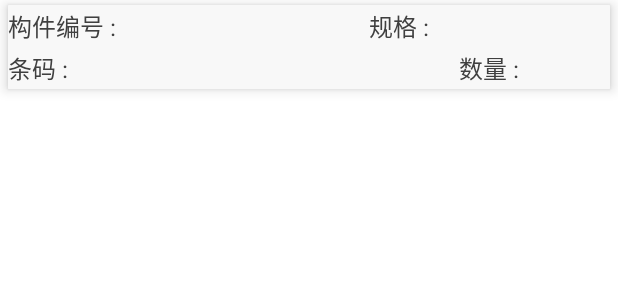
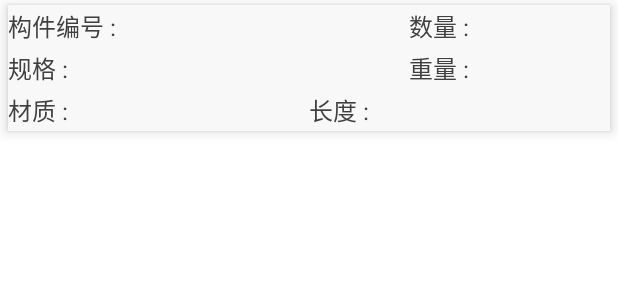
Before and after one commit to longuto/HLGGApp, an Android app: the layout item_stockin_query_detail.xml on its own in the app's theme, with its tools: preview values and no code run, on a phone screen of 412 x 824 dp. Shown: the top 300 px of the screen. Run offline under Robolectric (Android 15) with nearby library versions, the phone set to English and light mode, and no system bars.

Commit message:
2016.12.12

```diff
--- a/app/src/main/res/layout/item_stockin_query_detail.xml
+++ b/app/src/main/res/layout/item_stockin_query_detail.xml
@@ -4,10 +4,10 @@
     xmlns:card_view="http://schemas.android.com/apk/res-auto"
     android:layout_width="match_parent"
     android:layout_height="wrap_content"
-    android:layout_marginTop="3dp"
     android:layout_marginBottom="3dp"
     android:layout_marginLeft="5dp"
     android:layout_marginRight="5dp"
+    android:layout_marginTop="3dp"
     card_view:cardBackgroundColor="@android:color/white"
     card_view:cardCornerRadius="1dp"
     card_view:cardElevation="5dp">
@@ -18,34 +18,16 @@
         android:background="@color/item_background"
         android:orientation="vertical">
         <LinearLayout
-            android:orientation="horizontal"
-            android:gravity="center_vertical"
             android:layout_width="match_parent"
             android:layout_height="0dp"
-            android:layout_weight="1">
+            android:layout_weight="1"
+            android:gravity="center_vertical"
+            android:orientation="horizontal">
             <TextView
                 android:id="@+id/tv_contruction_code"
                 style="@style/contruction_textView"
-                android:layout_weight="3"
+                android:layout_weight="2"
                 android:text="构件编号 :"/>
-            <TextView
-                android:id="@+id/tv_spec"
-                style="@style/contruction_textView"
-                android:layout_weight="2"
-                android:text="规格 :"/>
-        </LinearLayout>
-
-        <LinearLayout
-            android:gravity="center_vertical"
-            android:orientation="horizontal"
-            android:layout_width="match_parent"
-            android:layout_height="0dp"
-            android:layout_weight="1">
-            <TextView
-                android:id="@+id/tv_barCode"
-                style="@style/contruction_textView"
-                android:layout_weight="3"
-                android:text="条码 :"/>
 
             <TextView
                 android:id="@+id/tv_qty"
@@ -53,5 +35,43 @@
                 android:layout_weight="1"
                 android:text="数量 :"/>
         </LinearLayout>
+
+        <LinearLayout
+            android:layout_width="match_parent"
+            android:layout_height="0dp"
+            android:layout_weight="1"
+            android:gravity="center_vertical"
+            android:orientation="horizontal">
+            <TextView
+                android:id="@+id/tv_spec"
+                style="@style/contruction_textView"
+                android:layout_weight="2"
+                android:text="规格 :"/>
+
+            <TextView
+                android:id="@+id/tv_tonnage"
+                style="@style/contruction_textView"
+                android:layout_weight="1"
+                android:text="重量 :"/>
+        </LinearLayout>
+
+        <LinearLayout
+            android:layout_width="match_parent"
+            android:layout_height="0dp"
+            android:layout_weight="1"
+            android:gravity="center_vertical"
+            android:orientation="horizontal">
+            <TextView
+                android:id="@+id/tv_material"
+                style="@style/contruction_textView"
+                android:layout_weight="2"
+                android:text="材质 :"/>
+
+            <TextView
+                android:id="@+id/tv_length"
+                style="@style/contruction_textView"
+                android:layout_weight="2"
+                android:text="长度 :"/>
+        </LinearLayout>
     </LinearLayout>
 </android.support.v7.widget.CardView>
```
Also changed, not shown: app/src/main/res/layout/activity_stockin_query_detail.xml (+5 -13 lines), app/src/main/res/layout/item_local_stockin.xml (+0 -8 lines), app/src/main/res/layout/item_local_stockout.xml (+4 -16 lines), app/src/main/res/layout/item_stockout_query_detail.xml (+55 -49 lines).
